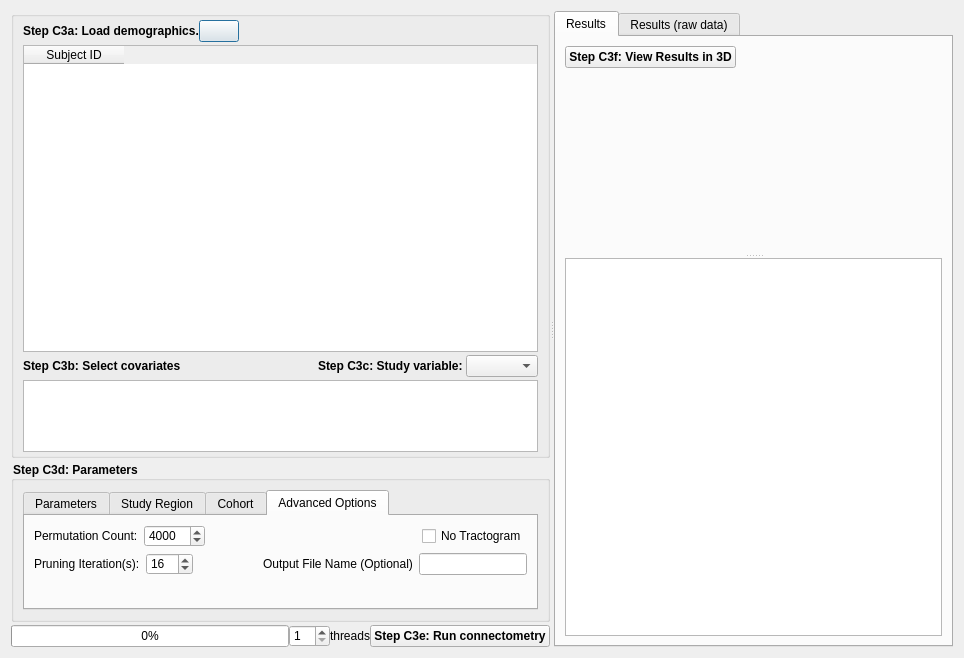
This is connectometry/group_connectometry.ui in frankyeh/DSI-Studio as Qt 5 draws it before an edit. The edited form follows.
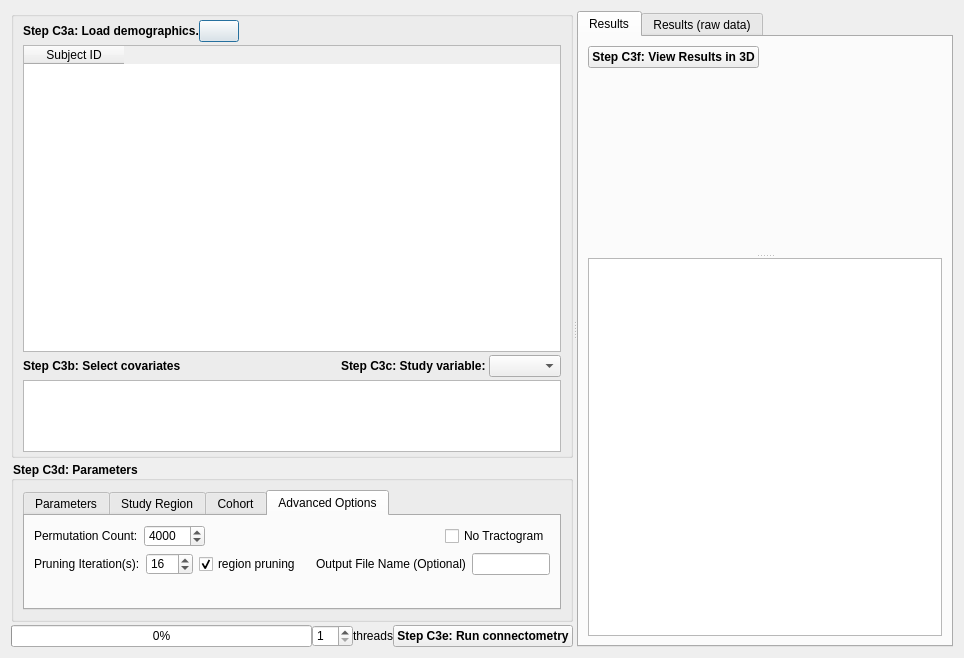
This is the edited form. The open tabs and pages were chosen to show the change. Icons and pictures are not drawn.

```diff
--- a/connectometry/group_connectometry.ui
+++ b/connectometry/group_connectometry.ui
@@ -1026,6 +1026,16 @@
                   </property>
                  </widget>
                 </item>
+                <item>
+                 <widget class="QCheckBox" name="region_pruning">
+                  <property name="text">
+                   <string>region pruning</string>
+                  </property>
+                  <property name="checked">
+                   <bool>true</bool>
+                  </property>
+                 </widget>
+                </item>
                 <item>
                  <spacer name="horizontalSpacer_9">
                   <property name="orientation">
```
Left out of the diff: 2 changed lines with no effect on the pictures.
